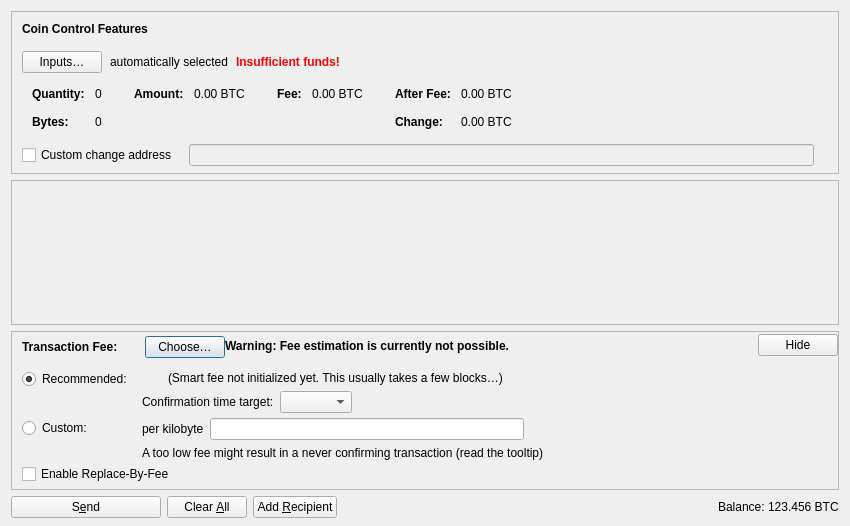
Qt form src/qt/forms/sendcoinsdialog.ui (stickies-v/py-bitcoinkernel) before a commit.
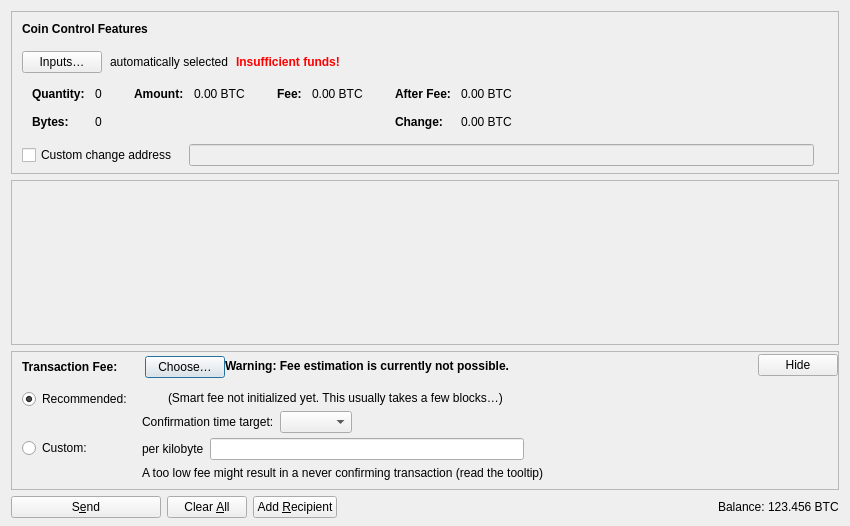
The same form after that commit. Icons and pictures are not drawn. Custom widgets are drawn as their Qt base class.

```diff
--- a/src/qt/forms/sendcoinsdialog.ui
+++ b/src/qt/forms/sendcoinsdialog.ui
@@ -1049,16 +1049,6 @@
              </item>
             </layout>
            </item>
-           <item>
-            <widget class="QCheckBox" name="optInRBF">
-             <property name="text">
-              <string>Enable Replace-By-Fee</string>
-             </property>
-             <property name="toolTip">
-              <string>With Replace-By-Fee (BIP-125) you can increase a transaction's fee after it is sent. Without this, a higher fee may be recommended to compensate for increased transaction delay risk.</string>
-             </property>
-            </widget>
-           </item>
           </layout>
          </widget>
         </item>
```
